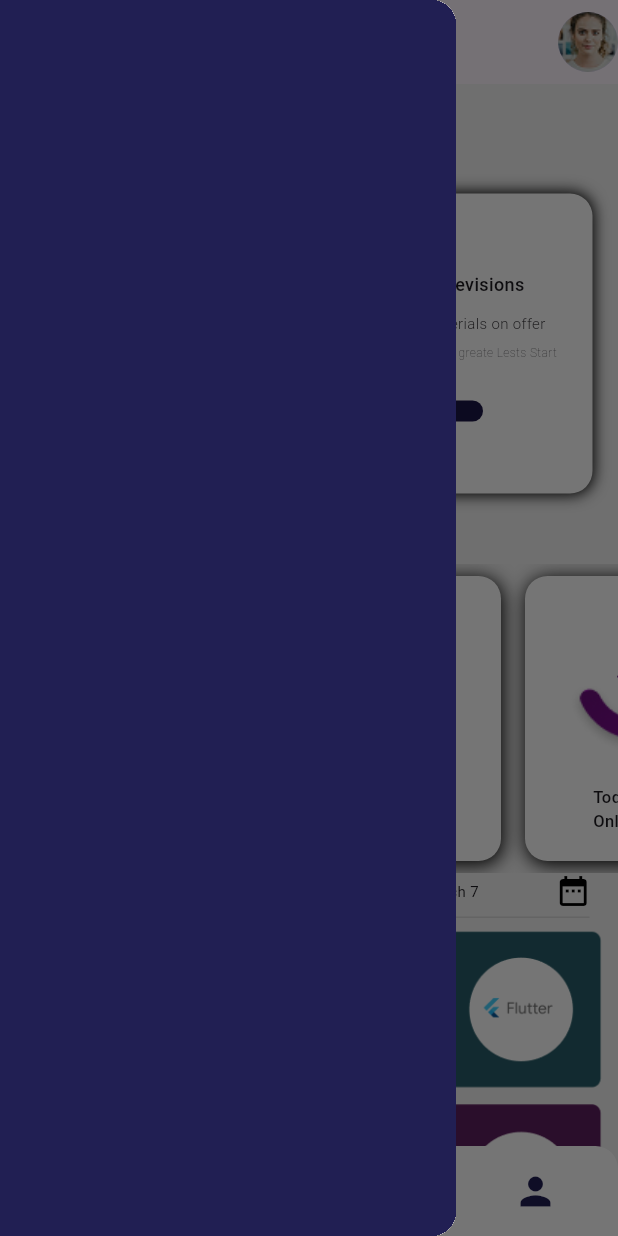
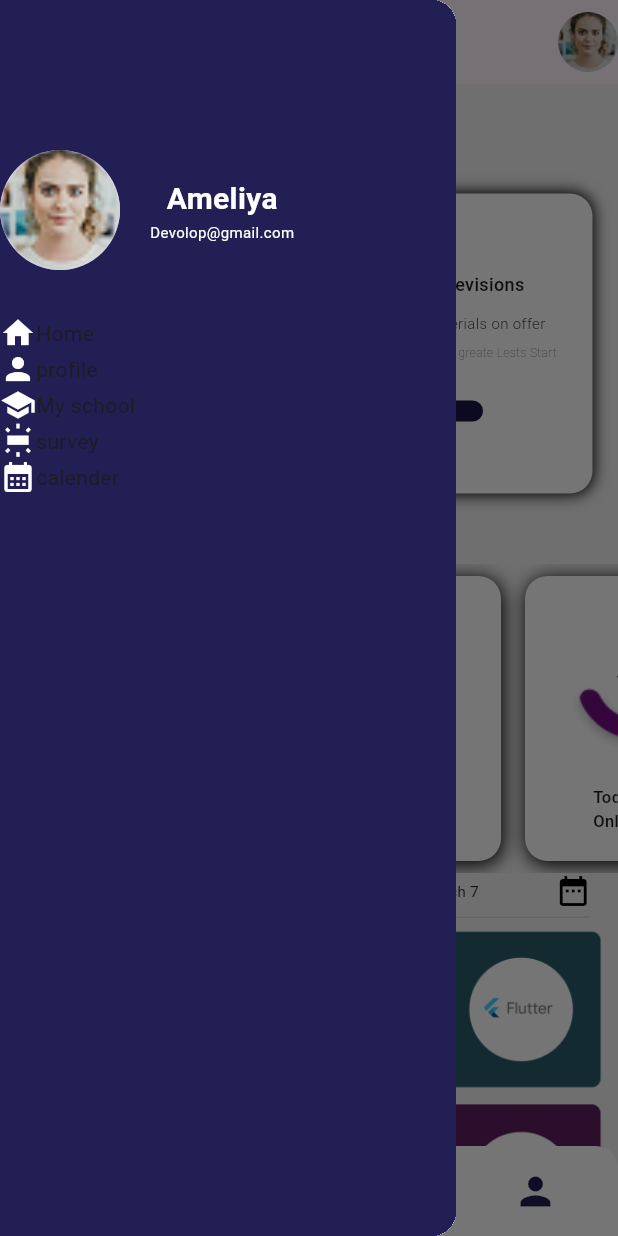
Before and after one commit to jasalhamsak/codemelms, a Flutter app: the screen it shows after launch, with the side drawer open, on a phone screen of 412 x 824 dp. Run offline on Flutter 3.47's test engine with Material 3 defaults, Android fonts, the phone set to English and light mode, and no system bars.

Commit message:
Second commit

```diff
--- a/lib/MainApp.dart
+++ b/lib/MainApp.dart
@@ -64,7 +64,7 @@ class _MainappState extends State<Mainapp> {
 
          );
        default:
-         return null; // No AppBar if not needed
+         return null;
      }
    }
 
--- a/lib/component7.dart
+++ b/lib/component7.dart
@@ -151,6 +151,60 @@ class menu extends StatelessWidget {
         width: 280,
         height: double.infinity,
         color: Color(0xff211F53),
+        child: Column(
+          children: [
+            SizedBox(height: 100,),
+            Align(
+              alignment: Alignment.center,
+              child: Row(
+                children: [
+                  CircleAvatar(
+                    radius: 40,
+                    backgroundImage: AssetImage("assets/Ellipse 2.png"),
+                  ),
+                  SizedBox(width: 20,),
+                  Column(
+                    children: [
+                      Text("Ameliya",style: TextStyle(color: Colors.white,fontSize: 20,fontWeight: FontWeight.w700),),
+                      Text("Devolop@gmail.com",style: TextStyle(color: Colors.white,fontSize: 10),),
+                    ],
+                  )
+                ],
+              ),
+            ),
+            SizedBox(
+              height: 30,
+            ),
+            Column(
+              mainAxisAlignment: MainAxisAlignment.spaceBetween,
+              children: [
+                Row(
+                  children: [
+                    Icon(Icons.home,color: Colors.white,),Text("Home"),
+               ]),
+                Row(
+                  children: [
+                    Icon(Icons.person,color: Colors.white),Text("profile"),
+                  ],
+               ),
+                Row(
+                  children: [
+                    Icon(Icons.school,color: Colors.white),Text("My school"),
+
+               ]),
+                Row(
+                  children: [
+                    Icon(Icons.wb_iridescent,color: Colors.white),Text("survey"),
+
+               ]),
+                Row(
+                  children: [
+                    Icon(Icons.calendar_month,color: Colors.white),Text("calender"),
+               ]),
+              ],
+            )
+          ],
+        ),
       ),
     );
   }
@@ -319,3 +373,50 @@ class Line extends StatelessWidget {
     );
   }
 }
+
+
+class send extends StatelessWidget {
+  const send({super.key, required this.sent});
+
+  final String sent;
+
+  @override
+  Widget build(BuildContext context) {
+    return  Align(
+      alignment: Alignment.topRight,
+      child: Container(
+        margin: EdgeInsets.all(10),
+        width: 250,
+        height: 80,
+        decoration: BoxDecoration(
+            color: Color(0xff211F53),
+            borderRadius: BorderRadius.only(topLeft: Radius.circular(30),topRight: Radius.circular(30),bottomLeft: Radius.circular(30))
+        ),
+        child: Center(child: Text(sent,style: TextStyle(fontWeight: FontWeight.w500,fontSize: 9,color: Colors.white),)),
+      ),
+    );
+  }
+}
+
+class recive extends StatelessWidget {
+  const recive({super.key, required this.recived});
+
+  final String recived;
+
+  @override
+  Widget build(BuildContext context) {
+    return  Align(
+      alignment: Alignment.topLeft,
+      child: Container(
+        margin: EdgeInsets.all(10),
+        width: 250,
+        height: 80,
+        decoration: BoxDecoration(
+            color: Color(0xffCECCFF),
+            borderRadius: BorderRadius.only(topLeft: Radius.circular(30),topRight: Radius.circular(30),bottomRight: Radius.circular(30))
+        ),
+        child: Center(child: Text(recived,style: TextStyle(fontWeight: FontWeight.w500,fontSize: 9,color: Colors.black),)),
+      ),
+    );
+  }
+}
```
Also changed, not shown: lib/ChatPage.dart (+40 -0 lines), lib/inField.dart (+9 -1 lines).
